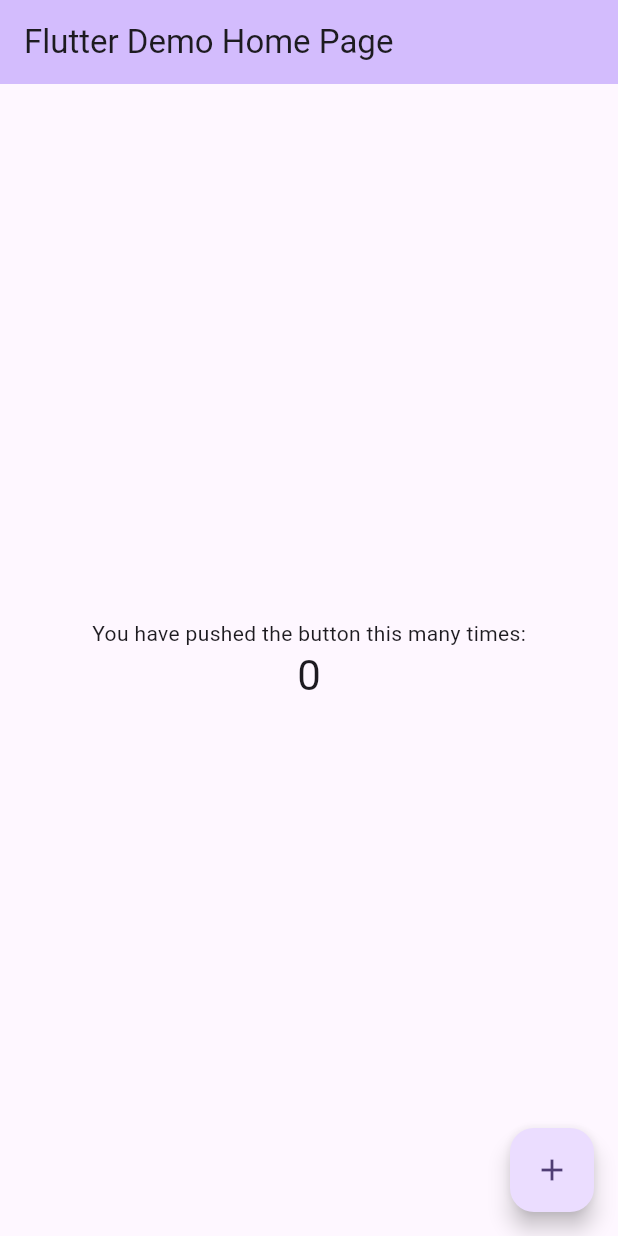
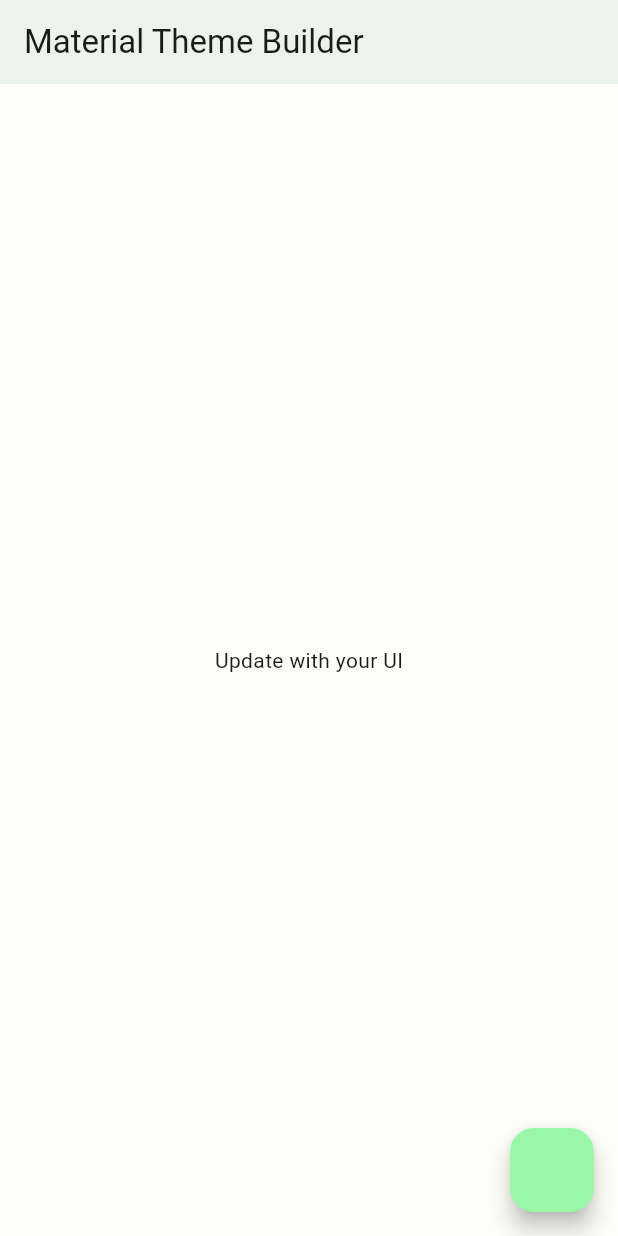
Before and after one commit to noobcooder007/agro-bonsai, a Flutter app: the screen it shows after launch, on a phone screen of 412 x 824 dp. Run offline on Flutter 3.47's test engine with Material 3 defaults, Android fonts, the phone set to English and light mode, and no system bars.

Commit message:
Theme global and directory structure done

```diff
--- a/lib/main.dart
+++ b/lib/main.dart
@@ -1,125 +1,47 @@
 import 'package:flutter/material.dart';
+
+import 'package:agro_bonsai/theme/color_schemes.dart';
 
 void main() {
   runApp(const MyApp());
 }
 
 class MyApp extends StatelessWidget {
-  const MyApp({super.key});
+  const MyApp({Key? key}) : super(key: key);
 
   // This widget is the root of your application.
   @override
   Widget build(BuildContext context) {
     return MaterialApp(
-      title: 'Flutter Demo',
-      theme: ThemeData(
-        // This is the theme of your application.
-        //
-        // TRY THIS: Try running your application with "flutter run". You'll see
-        // the application has a purple toolbar. Then, without quitting the app,
-        // try changing the seedColor in the colorScheme below to Colors.green
-        // and then invoke "hot reload" (save your changes or press the "hot
-        // reload" button in a Flutter-supported IDE, or press "r" if you used
-        // the command line to start the app).
-        //
-        // Notice that the counter didn't reset back to zero; the application
-        // state is not lost during the reload. To reset the state, use hot
-        // restart instead.
-        //
-        // This works for code too, not just values: Most code changes can be
-        // tested with just a hot reload.
-        colorScheme: ColorScheme.fromSeed(seedColor: Colors.deepPurple),
-        useMaterial3: true,
-      ),
-      home: const MyHomePage(title: 'Flutter Demo Home Page'),
+      theme: ThemeData(useMaterial3: true, colorScheme: lightColorScheme),
+      darkTheme: ThemeData(useMaterial3: true, colorScheme: darkColorScheme),
+      home: const Home(),
     );
   }
 }
 
-class MyHomePage extends StatefulWidget {
-  const MyHomePage({super.key, required this.title});
+class Home extends StatelessWidget {
+  const Home({Key? key}) : super(key: key);
 
-  // This widget is the home page of your application. It is stateful, meaning
-  // that it has a State object (defined below) that contains fields that affect
-  // how it looks.
-
-  // This class is the configuration for the state. It holds the values (in this
-  // case the title) provided by the parent (in this case the App widget) and
-  // used by the build method of the State. Fields in a Widget subclass are
-  // always marked "final".
-
-  final String title;
-
-  @override
-  State<MyHomePage> createState() => _MyHomePageState();
-}
-
-class _MyHomePageState extends State<MyHomePage> {
-  int _counter = 0;
-
-  void _incrementCounter() {
-    setState(() {
-      // This call to setState tells the Flutter framework that something has
-      // changed in this State, which causes it to rerun the build method below
-      // so that the display can reflect the updated values. If we changed
-      // _counter without calling setState(), then the build method would not be
-      // called again, and so nothing would appear to happen.
-      _counter++;
-    });
-  }
-
+  // This widget is the root of your application.
   @override
   Widget build(BuildContext context) {
-    // This method is rerun every time setState is called, for instance as done
-    // by the _incrementCounter method above.
-    //
-    // The Flutter framework has been optimized to make rerunning build methods
-    // fast, so that you can just rebuild anything that needs updating rather
-    // than having to individually change instances of widgets.
     return Scaffold(
         appBar: AppBar(
-        // TRY THIS: Try changing the color here to a specific color (to
-        // Colors.amber, perhaps?) and trigger a hot reload to see the AppBar
-        // change color while the other colors stay the same.
-        backgroundColor: Theme.of(context).colorScheme.inversePrimary,
-        // Here we take the value from the MyHomePage object that was created by
-        // the App.build method, and use it to set our appbar title.
-        title: Text(widget.title),
+          elevation: 2,
+          title: const Text("Material Theme Builder"),
         ),
-      body: Center(
-        // Center is a layout widget. It takes a single child and positions it
-        // in the middle of the parent.
+        body: const Center(
           child: Column(
-          // Column is also a layout widget. It takes a list of children and
-          // arranges them vertically. By default, it sizes itself to fit its
-          // children horizontally, and tries to be as tall as its parent.
-          //
-          // Column has various properties to control how it sizes itself and
-          // how it positions its children. Here we use mainAxisAlignment to
-          // center the children vertically; the main axis here is the vertical
-          // axis because Columns are vertical (the cross axis would be
-          // horizontal).
-          //
-          // TRY THIS: Invoke "debug painting" (choose the "Toggle Debug Paint"
-          // action in the IDE, or press "p" in the console), to see the
-          // wireframe for each widget.
             mainAxisAlignment: MainAxisAlignment.center,
-          children: <Widget>[
-            const Text(
-              'You have pushed the button this many times:',
-            ),
+            children: [
               Text(
-              '$_counter',
-              style: Theme.of(context).textTheme.headlineMedium,
+                'Update with your UI',
               ),
             ],
           ),
         ),
-      floatingActionButton: FloatingActionButton(
-        onPressed: _incrementCounter,
-        tooltip: 'Increment',
-        child: const Icon(Icons.add),
-      ), // This trailing comma makes auto-formatting nicer for build methods.
-    );
+        floatingActionButton:
+            FloatingActionButton(onPressed: () => {}, tooltip: 'Increment'));
   }
 }
--- /dev/null
+++ b/lib/theme/color_schemes.dart
@@ -0,0 +1,69 @@
+import 'package:flutter/material.dart';
+
+const lightColorScheme = ColorScheme(
+  brightness: Brightness.light,
+  primary: Color(0xFF006E2F),
+  onPrimary: Color(0xFFFFFFFF),
+  primaryContainer: Color(0xFF9AF7A8),
+  onPrimaryContainer: Color(0xFF002109),
+  secondary: Color(0xFF516351),
+  onSecondary: Color(0xFFFFFFFF),
+  secondaryContainer: Color(0xFFD4E8D1),
+  onSecondaryContainer: Color(0xFF0F1F11),
+  tertiary: Color(0xFF39656D),
+  onTertiary: Color(0xFFFFFFFF),
+  tertiaryContainer: Color(0xFFBDEAF3),
+  onTertiaryContainer: Color(0xFF001F24),
+  error: Color(0xFFBA1A1A),
+  errorContainer: Color(0xFFFFDAD6),
+  onError: Color(0xFFFFFFFF),
+  onErrorContainer: Color(0xFF410002),
+  background: Color(0xFFFCFDF7),
+  onBackground: Color(0xFF1A1C19),
+  surface: Color(0xFFFCFDF7),
+  onSurface: Color(0xFF1A1C19),
+  surfaceVariant: Color(0xFFDDE5DA),
+  onSurfaceVariant: Color(0xFF414941),
+  outline: Color(0xFF727970),
+  onInverseSurface: Color(0xFFF0F1EC),
+  inverseSurface: Color(0xFF2E312E),
+  inversePrimary: Color(0xFF7FDA8E),
+  shadow: Color(0xFF000000),
+  surfaceTint: Color(0xFF006E2F),
+  outlineVariant: Color(0xFFC1C9BE),
+  scrim: Color(0xFF000000),
+);
+
+const darkColorScheme = ColorScheme(
+  brightness: Brightness.dark,
+  primary: Color(0xFF7FDA8E),
+  onPrimary: Color(0xFF003915),
+  primaryContainer: Color(0xFF005321),
+  onPrimaryContainer: Color(0xFF9AF7A8),
+  secondary: Color(0xFFB8CCB6),
+  onSecondary: Color(0xFF233425),
+  secondaryContainer: Color(0xFF394B3A),
+  onSecondaryContainer: Color(0xFFD4E8D1),
+  tertiary: Color(0xFFA1CED7),
+  onTertiary: Color(0xFF00363D),
+  tertiaryContainer: Color(0xFF1F4D55),
+  onTertiaryContainer: Color(0xFFBDEAF3),
+  error: Color(0xFFFFB4AB),
+  errorContainer: Color(0xFF93000A),
+  onError: Color(0xFF690005),
+  onErrorContainer: Color(0xFFFFDAD6),
+  background: Color(0xFF1A1C19),
+  onBackground: Color(0xFFE2E3DD),
+  surface: Color(0xFF1A1C19),
+  onSurface: Color(0xFFE2E3DD),
+  surfaceVariant: Color(0xFF414941),
+  onSurfaceVariant: Color(0xFFC1C9BE),
+  outline: Color(0xFF8B9389),
+  onInverseSurface: Color(0xFF1A1C19),
+  inverseSurface: Color(0xFFE2E3DD),
+  inversePrimary: Color(0xFF006E2F),
+  shadow: Color(0xFF000000),
+  surfaceTint: Color(0xFF7FDA8E),
+  outlineVariant: Color(0xFF414941),
+  scrim: Color(0xFF000000),
+);
```
Also changed, not shown: 1 other file. Lines whose indentation alone changed are shown as unchanged.
